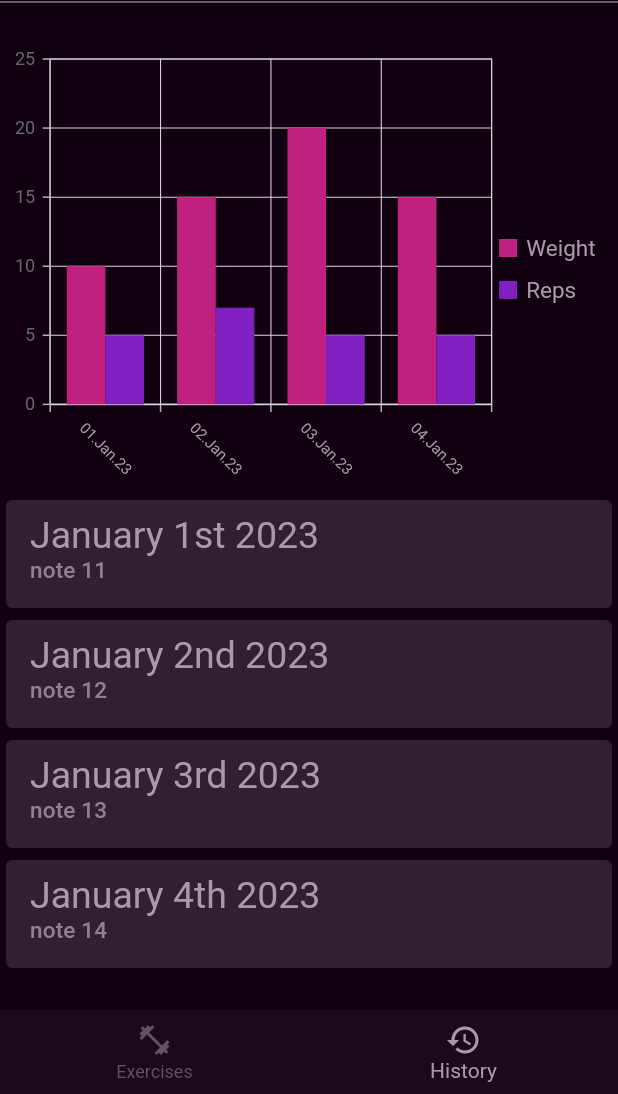
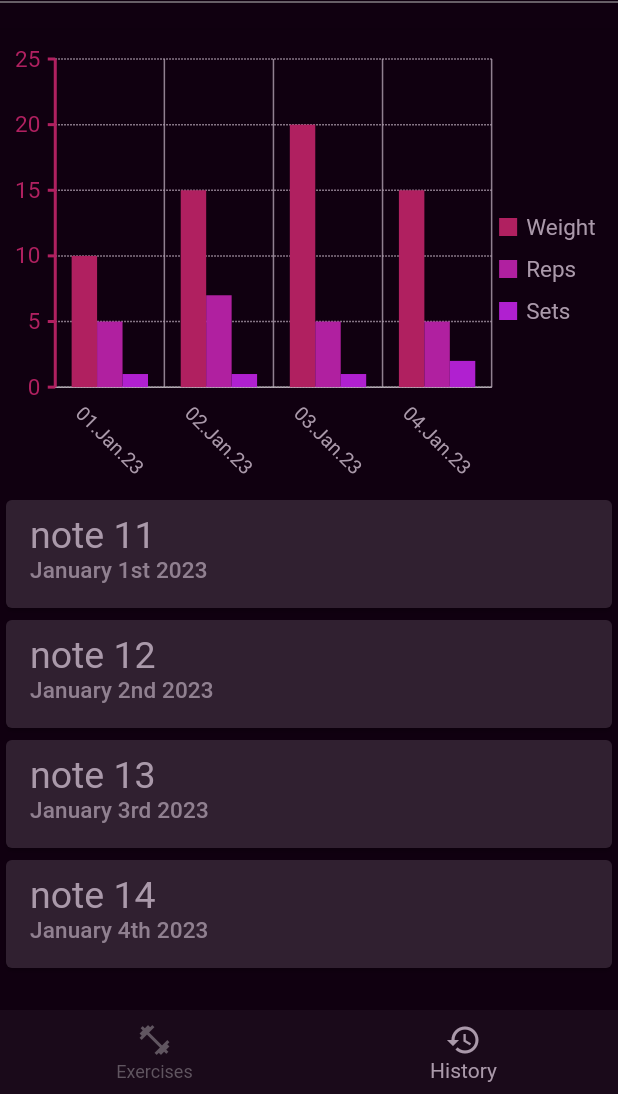
Before and after one commit to VToporan/WorkoutTracker, a Flutter app: the screen it shows after launch, item 2 of the bottom bar chosen, on a phone screen of 412 x 824 dp, the part 142-1236 px from its top. Run offline on Flutter 3.47's test engine with Material 2 defaults, Android fonts, the phone set to English and light mode, and no system bars; drawn by our look-alikes of flutter_slidable; our stand-ins replace jiffy, syncfusion_flutter_charts.

Commit message:
Tweaks chart UI

```diff
--- a/frontend/lib/main.dart
+++ b/frontend/lib/main.dart
@@ -77,7 +77,7 @@ void main() {
           displaySmall:
               TextStyle(fontSize: 15, color: ThemeColors.foregroundAccent),
           bodySmall:
-              TextStyle(fontSize: 10, color: ThemeColors.foregroundAccent),
+              TextStyle(fontSize: 13, color: ThemeColors.foregroundAccent),
         ),
         textSelectionTheme: const TextSelectionThemeData(
             cursorColor: ThemeColors.foregroundAccent),
--- a/frontend/lib/pages/history.dart
+++ b/frontend/lib/pages/history.dart
@@ -9,8 +9,9 @@ import '../components/modal_component.dart';
 import '../components/slidable_componenet.dart';
 
 class ChartColors {
-  static const Color weightColor = Color(0xFFC02080);
-  static const Color repsColor = Color(0xFF8020C0);
+  static const Color weightColor = Color(0xFFB02060);
+  static const Color repsColor = Color(0xFFB020A0);
+  static const Color setsColor = Color(0xFFB020D0);
 }
 
 class History extends StatefulWidget {
@@ -56,6 +57,7 @@ class HistoryState extends State<History> {
           height: 20,
         ),
         SfCartesianChart(
+          plotAreaBorderColor: ThemeColors.backgroundDefault,
           legend: Legend(
             isVisible: true,
             isResponsive: true,
@@ -65,12 +67,75 @@ class HistoryState extends State<History> {
           primaryXAxis: CategoryAxis(
             labelStyle: Theme.of(context).textTheme.bodySmall,
             labelRotation: 45,
+            majorGridLines: const MajorGridLines(
+              width: 1,
+              color: ThemeColors.buttonAccent,
+            ),
+            majorTickLines: const MajorTickLines(
+              width: 0,
+            ),
           ),
-          primaryYAxis: NumericAxis(),
+          primaryYAxis: NumericAxis(
+            axisLine: const AxisLine(
+              width: 2,
+              color: ChartColors.weightColor,
+            ),
+            labelStyle: const TextStyle(
+              fontSize: 15,
+              color: ChartColors.weightColor,
+            ),
+            majorGridLines: const MajorGridLines(
+              width: 1,
+              color: ThemeColors.foregroundAccent,
+              dashArray: <double>[1, 1],
+            ),
+            majorTickLines: const MajorTickLines(
+              width: 2,
+              color: ChartColors.weightColor,
+            ),
+          ),
           axes: <ChartAxis>[
             NumericAxis(
               opposedPosition: true,
               name: 'repsAxis',
+              labelStyle: const TextStyle(
+                fontSize: 15,
+                color: ChartColors.repsColor,
+              ),
+              axisLine: const AxisLine(
+                width: 2,
+                color: ChartColors.repsColor,
+              ),
+              majorGridLines: const MajorGridLines(
+                width: 2,
+                color: ThemeColors.foregroundAccent,
+                dashArray: <double>[3, 3],
+              ),
+              majorTickLines: const MajorTickLines(
+                width: 2,
+                color: ChartColors.repsColor,
+              ),
+            ),
+            NumericAxis(
+              opposedPosition: true,
+              name: 'setsAxis',
+              labelStyle: const TextStyle(
+                fontSize: 15,
+                color: ChartColors.setsColor,
+              ),
+              axisLine: const AxisLine(
+                width: 2,
+                color: ChartColors.setsColor,
+              ),
+              majorGridLines: const MajorGridLines(
+                width: 1,
+                color: ThemeColors.foregroundAccent,
+                dashArray: <double>[5, 5],
+              ),
+              majorTickLines: const MajorTickLines(
+                width: 2,
+                color: ChartColors.setsColor,
+              ),
             ),
           ],
           tooltipBehavior: TooltipBehavior(
@@ -94,6 +159,15 @@ class HistoryState extends State<History> {
               yValueMapper: (LogData currentLog, _) => currentLog.reps,
               yAxisName: 'repsAxis',
             ),
+            ColumnSeries<LogData, String>(
+              name: 'Sets',
+              color: ChartColors.setsColor,
+              dataSource: currentExercise.logData,
+              xValueMapper: (LogData currentLog, _) =>
+                  formatDate(currentLog.date),
+              yValueMapper: (LogData currentLog, _) => currentLog.sets,
+              yAxisName: 'setsAxis',
+            ),
           ],
         ),
         SlidableAutoCloseBehavior(
@@ -102,8 +176,8 @@ class HistoryState extends State<History> {
                 .map(
                   (currentLog) => SlidableComponent(
                     key: ValueKey(currentLog.id),
-                    cardTitle: Jiffy(currentLog.date).format('MMMM do yyyy'),
-                    cardSubtitle: currentLog.note,
+                    cardTitle: currentLog.note,
+                    cardSubtitle: Jiffy(currentLog.date).format('MMMM do yyyy'),
                     onTap: (() => showDialog(
                         context: context,
                         builder: (BuildContext context) {
```
